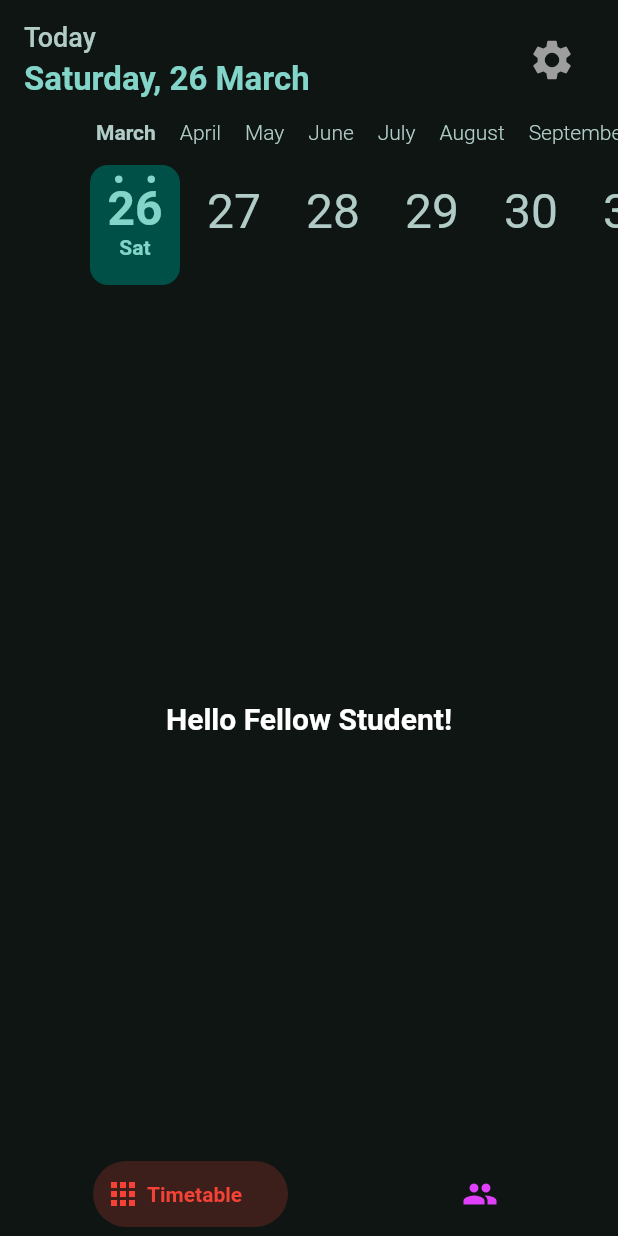
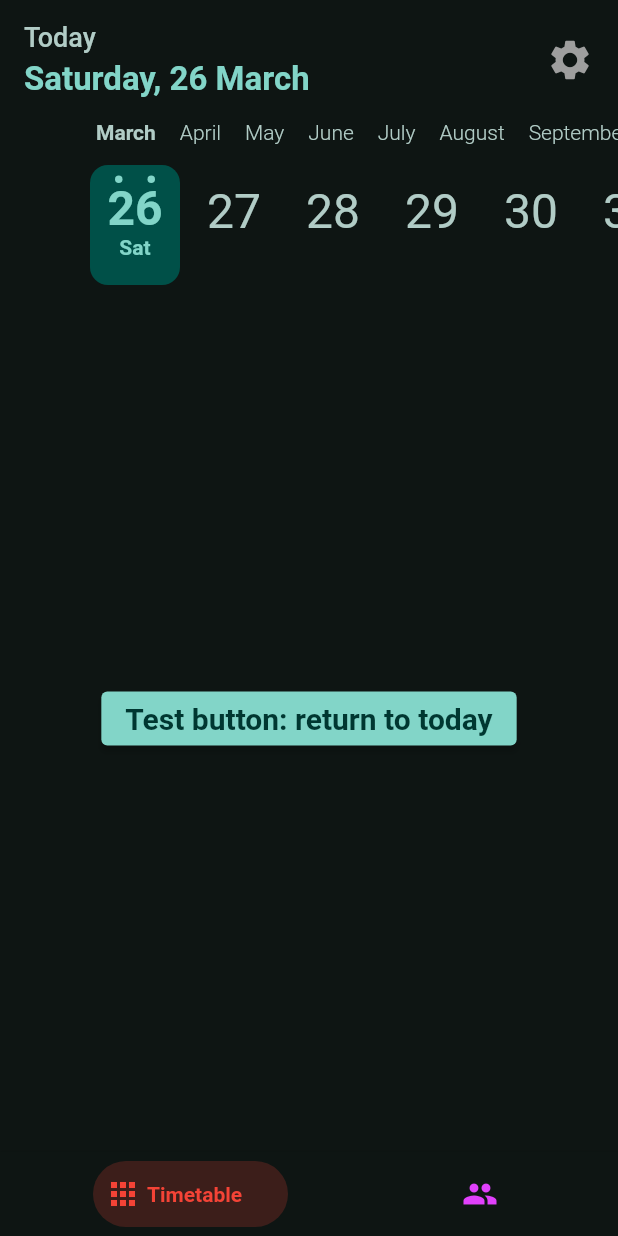
Before and after one commit to KitsuneSamaIX/Uniud-Timetable-App, a Flutter app: the screen it shows after launch, on a phone screen of 412 x 824 dp. Run offline on Flutter 3.47's test engine with Material 2 defaults, Android fonts, the phone set to English and light mode, and no system bars; drawn by our look-alikes of bottom_navy_bar, calendar_timeline.

Commit message:
code improvements

```diff
--- a/lib/pages/main_pages/home_page.dart
+++ b/lib/pages/main_pages/home_page.dart
@@ -19,13 +19,19 @@ class _HomePageState extends State<HomePage> {
   int _selectedIndex = 0;
   final PageController _pageController = PageController();
 
-  // Floating Action Button to add a new profile
+  // Floating Action Button
   bool _addProfileButtonVisible = false;
   static const double _fabDimension = 56.0;
+
+  late final String _formattedDate;
 
   @override
   void initState() {
     super.initState();
+    // Formatted date string
+    final now = DateTime.now();
+    final formatter = DateFormat('EEEE, d MMMM');
+    _formattedDate = formatter.format(now);
   }
 
   @override
@@ -36,11 +42,6 @@ class _HomePageState extends State<HomePage> {
 
   @override
   Widget build(BuildContext context) {
-    // Create date string
-    final now = DateTime.now();
-    final formatter = DateFormat('EEEE, d MMMM');
-    final formattedDate = formatter.format(now);
-
     return Scaffold(
       backgroundColor: Theme.of(context).backgroundColor,
       floatingActionButton: AnimatedSwitcher(
@@ -84,11 +85,10 @@ class _HomePageState extends State<HomePage> {
         backgroundColor: Theme.of(context).colorScheme.background,
         titleSpacing: 0,
         toolbarHeight: 80,
-        title: Padding(
+        title: Align(
+          alignment: Alignment.centerLeft,
+          child: Padding(
             padding: const EdgeInsets.all(16),
-          child: Row(
-            children: [
-              Expanded(
             child: Column(
               crossAxisAlignment: CrossAxisAlignment.start,
               mainAxisAlignment: MainAxisAlignment.center,
@@ -102,7 +102,7 @@ class _HomePageState extends State<HomePage> {
                 ),
                 const SizedBox(height: 5,),
                 Text(
-                      formattedDate,
+                  _formattedDate,
                   style: TextStyle(
                     color: Theme.of(context).colorScheme.primary,
                     fontWeight: FontWeight.bold,
@@ -112,36 +112,13 @@ class _HomePageState extends State<HomePage> {
               ],
             ),
           ),
-              OpenContainer(
-                transitionType: ContainerTransitionType.fade,
-                transitionDuration: const Duration(milliseconds: 400),
-                openBuilder: (BuildContext context, VoidCallback _) {
-                  return const SettingsPage();
-                },
-                closedElevation: 0,
-                closedShape: const RoundedRectangleBorder(
-                  borderRadius: BorderRadius.all(
-                    Radius.circular(_fabDimension / 2),
         ),
-                ),
-                closedColor: Colors.transparent,
-                closedBuilder: (BuildContext context, VoidCallback openContainer) {
-                  return const SizedBox(
-                    height: _fabDimension,
-                    width: _fabDimension,
-                    child: Center(
-                      child: Icon(
-                        Icons.settings,
-                        size: 32,
-                        color: Colors.grey,
-                      ),
-                    ),
-                  );
-                },
+        actions: const [
+          Padding(
+            padding: EdgeInsets.only(right: 16),
+            child: _SettingsOpenContainer(),
           ),
         ],
-          ),
-        ),
       ),
       bottomNavigationBar: BottomNavyBar(
         backgroundColor: Theme.of(context).colorScheme.background,
@@ -192,3 +169,40 @@ class _HomePageState extends State<HomePage> {
     );
   }
 }
+
+class _SettingsOpenContainer extends StatelessWidget {
+  static const double _dimension = 32;
+
+  const _SettingsOpenContainer({Key? key}) : super(key: key);
+
+  @override
+  Widget build(BuildContext context) {
+    return OpenContainer(
+      transitionType: ContainerTransitionType.fade,
+      transitionDuration: const Duration(milliseconds: 400),
+      openBuilder: (BuildContext context, VoidCallback _) {
+        return const SettingsPage();
+      },
+      closedElevation: 0,
+      closedShape: const RoundedRectangleBorder(
+        borderRadius: BorderRadius.all(
+          Radius.circular(_dimension / 2),
+        ),
+      ),
+      closedColor: Colors.transparent,
+      closedBuilder: (BuildContext context, VoidCallback openContainer) {
+        return const SizedBox(
+          height: _dimension,
+          width: _dimension,
+          child: Center(
+            child: Icon(
+              Icons.settings,
+              size: 32,
+              color: Colors.grey,
+            ),
+          ),
+        );
+      },
+    );
+  }
+}
--- a/lib/pages/main_pages/timetable_page.dart
+++ b/lib/pages/main_pages/timetable_page.dart
@@ -9,7 +9,13 @@ class TimetablePage extends StatefulWidget {
 }
 
 class _TimetablePageState extends State<TimetablePage> {
-  var _selectedDay = DateTime.now();
+  late DateTime _selectedDay;
+
+  @override
+  void initState() {
+    super.initState();
+    _selectedDay = DateTime.now();
+  }
 
   @override
   Widget build(BuildContext context) {
@@ -26,15 +32,20 @@ class _TimetablePageState extends State<TimetablePage> {
           activeDayColor: Theme.of(context).colorScheme.primary,
           activeBackgroundDayColor: Theme.of(context).colorScheme.primaryContainer,
         ),
-        const Expanded(
+        Expanded(
           child: Center(
-            child: Text(
-              'Hello Fellow Student!',
-              style: TextStyle(
-                fontSize: 20,
-                fontWeight: FontWeight.bold,
+            child: ElevatedButton(
+              child: const Text(
+                'Test button: return to today',
+                style: TextStyle(
+                  fontSize: 20,
+                  fontWeight: FontWeight.bold,
+                ),
               ),
-            ),
+              onPressed: () => setState(() {
+                _selectedDay = DateTime.now();
+              }),
+            )
           ),
         ),
       ],
```
Lines whose indentation alone changed are shown as unchanged.
